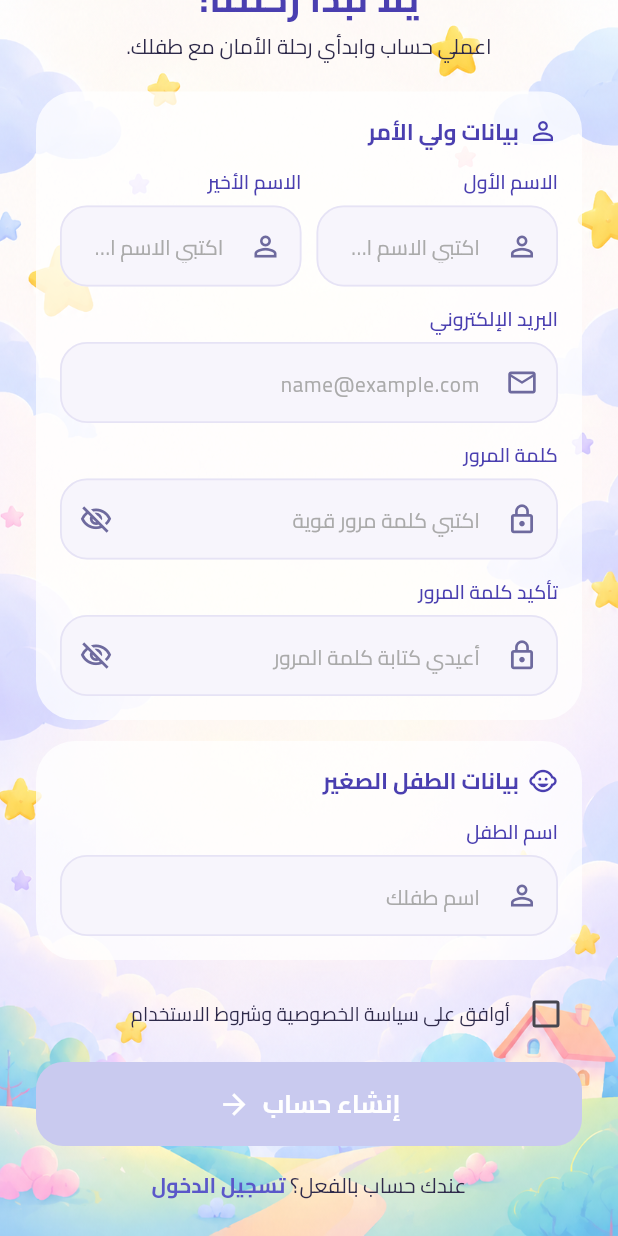
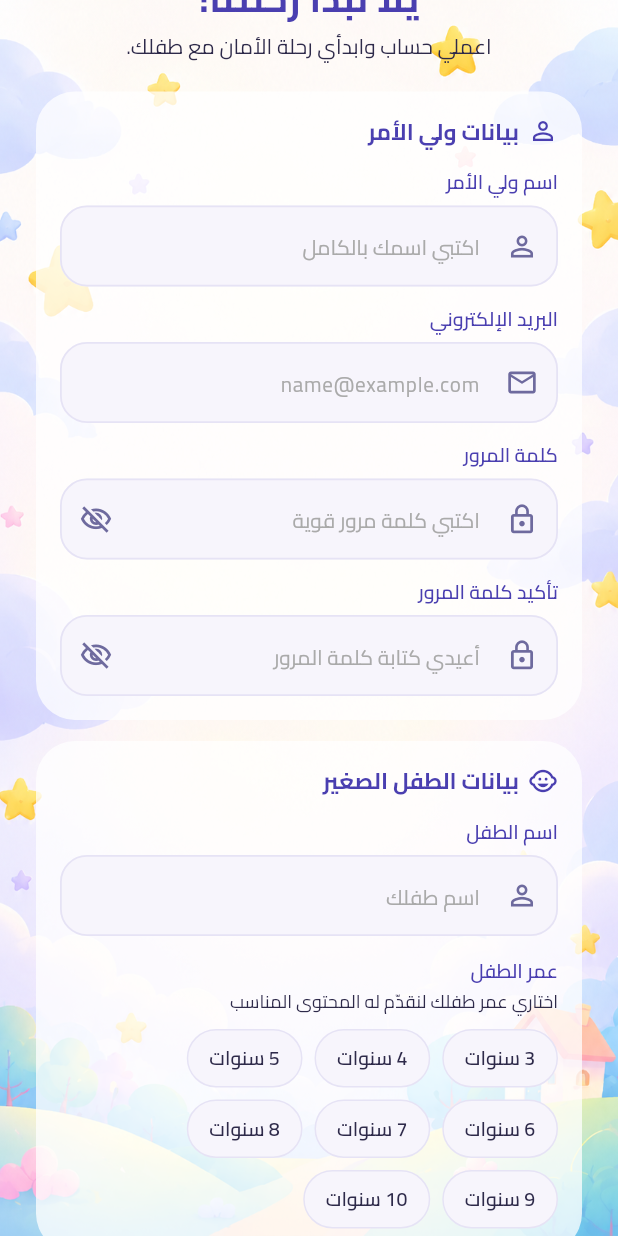
Before and after one commit to aya1032/graduation_project, a Flutter app: the RegisterScreen screen opened by its route, scrolled down 220 dp, on a phone screen of 412 x 824 dp. Run offline on Flutter 3.47's test engine with Material 3 defaults, Android fonts, the phone set to English and light mode, and no system bars; our stand-ins replace bloc, dartz, equatable, flutter_bloc, go_router.

Commit message:
update register with backend

```diff
--- a/lib/core/constant/app_string.dart
+++ b/lib/core/constant/app_string.dart
@@ -22,10 +22,13 @@ static const registerTitle = 'يلا نبدأ رحلتنا!';
 static const registerSubtitle = 'اعملي حساب وابدأي رحلة الأمان مع طفلك.';
 static const parentSectionTitle = 'بيانات ولي الأمر';
 static const childSectionTitle = 'بيانات الطفل الصغير';
-static const parentFirstNameLabel = 'الاسم الأول';
-static const parentFirstNameHint = 'اكتبي الاسم الأول';
-static const parentLastNameLabel = 'الاسم الأخير';
-static const parentLastNameHint = 'اكتبي الاسم الأخير';
+static const parentNameLabel = 'اسم ولي الأمر';
+static const parentNameHint = 'اكتبي اسمك بالكامل';
+static const childAgeLabel = 'عمر الطفل';
+static const childAgeHint = 'اختاري عمر طفلك لنقدّم له المحتوى المناسب';
+static const childAgeRequired = 'من فضلك اختاري عمر الطفل';
+static String yearsLabel(int age) => '$age سنوات';
+
 static const emailLabel = 'البريد الإلكتروني';
 static const passwordLabel = 'كلمة المرور';
 static const passwordCreateHint = 'اكتبي كلمة مرور قوية';
--- a/lib/features/auth/cubit/register/register_cubit.dart
+++ b/lib/features/auth/cubit/register/register_cubit.dart
@@ -1,5 +1,6 @@
 import 'package:aman_graduation_broject/features/auth/data/model/register_request_model.dart';
 import 'package:flutter_bloc/flutter_bloc.dart';
+
 
 import '../../data/repositories/auth_repository.dart';
 import 'register_state.dart';
@@ -10,20 +11,22 @@ class RegisterCubit extends Cubit<RegisterState> {
   final AuthRepository _repository;
 
   Future<void> register({
-    required String parentFirstName,
-    required String parentLastName,
+    required String parentName,
     required String email,
     required String password,
+    required String confirmPassword,
     required String childName,
+    required int childAge,
   }) async {
     emit(const RegisterLoading());
 
     final request = RegisterRequestModel(
-      parentFirstName: parentFirstName.trim(),
-      parentLastName: parentLastName.trim(),
+      parentName: parentName.trim(),
       email: email.trim(),
-      password: password, // الباسورد من غير trim
+      password: password, // من غير trim
+      confirmPassword: confirmPassword, // من غير trim
       childName: childName.trim(),
+      childAge: childAge,
     );
 
     final result = await _repository.register(request);
--- a/lib/features/auth/data/model/register_request_model.dart
+++ b/lib/features/auth/data/model/register_request_model.dart
@@ -1,24 +1,26 @@
 class RegisterRequestModel {
   const RegisterRequestModel({
-    required this.parentFirstName,
-    required this.parentLastName,
+    required this.parentName,
     required this.email,
     required this.password,
+    required this.confirmPassword,
     required this.childName,
+    required this.childAge,
   });
 
-  final String parentFirstName;
-  final String parentLastName;
+  final String parentName;
   final String email;
   final String password;
+  final String confirmPassword;
   final String childName;
+  final int childAge;
 
-  // أسماء الحقول (keys) إنجليزي زي ما الباك باعتها
   Map<String, dynamic> toJson() => {
-        'parentFirstName': parentFirstName,
-        'parentLastName': parentLastName,
+        'parentName': parentName,
         'email': email,
         'password': password,
+        'confirmPassword': confirmPassword,
         'childName': childName,
+        'childAge': childAge,
       };
 }
--- a/lib/features/auth/data/model/user_model.dart
+++ b/lib/features/auth/data/model/user_model.dart
@@ -3,41 +3,37 @@ import 'package:equatable/equatable.dart';
 class UserModel extends Equatable {
   const UserModel({
     required this.id,
-    required this.parentFirstName,
-    required this.parentLastName,
+    required this.parentName,
     required this.email,
-    this.role = 'parent',
+    required this.childName,
+    required this.childAge,
   });
 
   final String id;
-  final String parentFirstName;
-  final String parentLastName;
+  final String parentName;
   final String email;
-  final String role;
+  final String childName;
+  final int childAge;
 
-  // الاسم الكامل للعرض في الشاشات
-  String get fullName => '$parentFirstName $parentLastName'.trim();
-
-  // أسماء الحقول (keys) هنا لازم تطابق اللي الباك بيرجّعه
+  // أسماء الحقول (keys) لازم تطابق اللي الباك بيرجّعه
   factory UserModel.fromJson(Map<String, dynamic> json) {
     return UserModel(
-      id: json['id'].toString(),
-      parentFirstName: json['parentFirstName'] as String? ?? '',
-      parentLastName: json['parentLastName'] as String? ?? '',
+      id: json['_id'].toString(),
+      parentName: json['parentName'] as String? ?? '',
       email: json['email'] as String? ?? '',
-      role: json['role'] as String? ?? 'parent',
+      childName: json['childName'] as String? ?? '',
+      childAge: (json['childAge'] as num?)?.toInt() ?? 0,
     );
   }
 
   Map<String, dynamic> toJson() => {
-        'id': id,
-        'parentFirstName': parentFirstName,
-        'parentLastName': parentLastName,
+        '_id': id,
+        'parentName': parentName,
         'email': email,
-        'role': role,
+        'childName': childName,
+        'childAge': childAge,
       };
 
   @override
-  List<Object?> get props =>
-      [id, parentFirstName, parentLastName, email, role];
+  List<Object?> get props => [id, parentName, email, childName, childAge];
 }
--- a/lib/features/auth/data/repositories/fake_auth_repositories.dart
+++ b/lib/features/auth/data/repositories/fake_auth_repositories.dart
@@ -4,7 +4,6 @@ import 'package:aman_graduation_broject/features/auth/data/model/user_model.dart
 import 'package:dartz/dartz.dart';
 
 import '../../../../core/errors/failures.dart';
-
 
 import 'auth_repository.dart';
 
@@ -23,18 +22,20 @@ class FakeAuthRepository implements AuthRepository {
     return const Right(
       UserModel(
         id: '1',
-        parentFirstName: 'سارة',
-        parentLastName: 'أحمد',
+        parentName: 'سارة أحمد',
         email: 'test@mail.com',
+        childName: 'يوسف',
+        childAge: 5,
       ),
     );
   }
-   @override
+
+  @override
   Future<Either<Failure, UserModel>> register(
       RegisterRequestModel request) async {
     await Future.delayed(const Duration(seconds: 1));
 
-    // حالة فشل للتجربة: الإيميل ده "مستخدم بالفعل"
+    // حالة فشل للتجربة: الإيميل ده "مستخدم بالفعل" (زي 409 من الباك)
     if (request.email == 'used@mail.com') {
       return const Left(ServerFailure('البريد الإلكتروني مستخدم بالفعل'));
     }
@@ -43,11 +44,22 @@ class FakeAuthRepository implements AuthRepository {
     return Right(
       UserModel(
         id: '2',
-        parentFirstName: request.parentFirstName,
-        parentLastName: request.parentLastName,
+        parentName: request.parentName,
         email: request.email,
+        childName: request.childName,
+        childAge: request.childAge,
       ),
     );
   }
 
+  @override
+  Future<Either<Failure, Unit>> forgotPassword(String email) async {
+    await Future.delayed(const Duration(seconds: 1));
+
+    if (email == 'unknown@mail.com') {
+      return const Left(ServerFailure('لا يوجد حساب بهذا البريد الإلكتروني'));
+    }
+
+    return const Right(unit);
+  }
 }
--- a/lib/features/auth/view/register_screen.dart
+++ b/lib/features/auth/view/register_screen.dart
@@ -1,6 +1,4 @@
 import 'package:aman_graduation_broject/core/constant/app_string.dart';
-import 'package:aman_graduation_broject/features/auth/cubit/register/register_cubit.dart';
-import 'package:aman_graduation_broject/features/auth/cubit/register/register_state.dart';
 import 'package:flutter/material.dart';
 import 'package:flutter_bloc/flutter_bloc.dart';
 import 'package:go_router/go_router.dart';
@@ -9,6 +7,8 @@ import '../../../core/theme/app_colors.dart';
 import '../../../core/utils/validators.dart';
 import '../../../core/widgets/app_button.dart';
 import '../../../core/widgets/app_text_field.dart';
+import '../cubit/register/register_cubit.dart';
+import '../cubit/register/register_state.dart';
 import 'widgets/password_field.dart';
 
 class RegisterScreen extends StatefulWidget {
@@ -20,19 +20,19 @@ class RegisterScreen extends StatefulWidget {
 
 class _RegisterScreenState extends State<RegisterScreen> {
   final _formKey = GlobalKey<FormState>();
-  final _firstNameController = TextEditingController();
-  final _lastNameController = TextEditingController();
+  final _parentNameController = TextEditingController();
   final _emailController = TextEditingController();
   final _passwordController = TextEditingController();
   final _confirmController = TextEditingController();
   final _childNameController = TextEditingController();
 
+  int? _childAge;
+  bool _ageError = false;
   bool _acceptedTerms = false;
 
   @override
   void dispose() {
-    _firstNameController.dispose();
-    _lastNameController.dispose();
+    _parentNameController.dispose();
     _emailController.dispose();
     _passwordController.dispose();
     _confirmController.dispose();
@@ -41,16 +41,21 @@ class _RegisterScreenState extends State<RegisterScreen> {
   }
 
   void _onRegister() {
-    if (!_formKey.currentState!.validate()) return;
+    final formValid = _formKey.currentState!.validate();
 
-    // مؤقتاً: لحد ما نربط الـ RegisterCubit
-    //context.go('/fear-selection');
+    // العمر مش جزء من الـ Form، فبنفحصه لوحده
+    if (_childAge == null) {
+      setState(() => _ageError = true);
+    }
+    if (!formValid || _childAge == null) return;
+
     context.read<RegisterCubit>().register(
-      parentFirstName: _firstNameController.text,
-      parentLastName: _lastNameController.text,
+          parentName: _parentNameController.text,
           email: _emailController.text,
           password: _passwordController.text,
+          confirmPassword: _confirmController.text,
           childName: _childNameController.text,
+          childAge: _childAge!,
         );
   }
 
@@ -66,7 +71,6 @@ class _RegisterScreenState extends State<RegisterScreen> {
             SnackBar(content: Text(state.message)),
           );
         }
-        // TODO: implement listener
       },
       child: Scaffold(
         backgroundColor: AppColors.screenBackground,
@@ -90,7 +94,6 @@ class _RegisterScreenState extends State<RegisterScreen> {
                   key: _formKey,
                   child: Column(
                     children: [
-                      // زر الرجوع
                       Align(
                         alignment: AlignmentDirectional.centerStart,
                         child: IconButton(
@@ -103,7 +106,6 @@ class _RegisterScreenState extends State<RegisterScreen> {
                       ),
                       const _HeaderPlaceholder(),
                       const SizedBox(height: 12),
-
                       const Text(
                         AppStrings.registerTitle,
                         style: TextStyle(
@@ -123,36 +125,18 @@ class _RegisterScreenState extends State<RegisterScreen> {
                       ),
                       const SizedBox(height: 20),
 
-                      // كارت بيانات ولي الأمر
+                      // بيانات ولي الأمر
                       _SectionCard(
                         title: AppStrings.parentSectionTitle,
                         icon: Icons.person_outline,
                         children: [
-                          Row(
-                            crossAxisAlignment: CrossAxisAlignment.start,
-                            children: [
-                              Expanded(
-                                child: AppTextField(
-                                  controller: _firstNameController,
-                                  label: AppStrings.parentFirstNameLabel,
-                                  hint: AppStrings.parentFirstNameHint,
+                          AppTextField(
+                            controller: _parentNameController,
+                            label: AppStrings.parentNameLabel,
+                            hint: AppStrings.parentNameHint,
                             icon: Icons.person_outline,
                             textInputAction: TextInputAction.next,
                             validator: Validators.name,
-                                ),
-                              ),
-                              const SizedBox(width: 10),
-                              Expanded(
-                                child: AppTextField(
-                                  controller: _lastNameController,
-                                  label: AppStrings.parentLastNameLabel,
-                                  hint: AppStrings.parentLastNameHint,
-                                  icon: Icons.person_outline,
-                                  textInputAction: TextInputAction.next,
-                                  validator: Validators.name,
-                                ),
-                              ),
-                            ],
                           ),
                           const SizedBox(height: 12),
                           AppTextField(
@@ -179,14 +163,13 @@ class _RegisterScreenState extends State<RegisterScreen> {
                             hint: AppStrings.confirmPasswordHint,
                             textInputAction: TextInputAction.next,
                             validator: (v) => Validators.confirmPassword(
-                              _passwordController.text,
-                            )(v),
+                                _passwordController.text)(v),
                           ),
                         ],
                       ),
                       const SizedBox(height: 14),
 
-                      // كارت بيانات الطفل
+                      // بيانات الطفل
                       _SectionCard(
                         title: AppStrings.childSectionTitle,
                         icon: Icons.child_care,
@@ -198,6 +181,15 @@ class _RegisterScreenState extends State<RegisterScreen> {
                             icon: Icons.person_outline,
                             textInputAction: TextInputAction.done,
                             validator: Validators.name,
+                          ),
+                          const SizedBox(height: 14),
+                          _AgeSelector(
+                            selected: _childAge,
+                            showError: _ageError,
+                            onChanged: (age) => setState(() {
+                              _childAge = age;
+                              _ageError = false;
+                            }),
                           ),
                         ],
                       ),
@@ -225,7 +217,6 @@ class _RegisterScreenState extends State<RegisterScreen> {
                       ),
                       const SizedBox(height: 8),
 
-                      // الزر معطّل (null) لحد ما الأم توافق
                       BlocBuilder<RegisterCubit, RegisterState>(
                         builder: (context, state) {
                           return AppButton(
@@ -270,7 +261,86 @@ class _RegisterScreenState extends State<RegisterScreen> {
   }
 }
 
-// كارت أبيض بعنوان فوقه (قسم ولي الأمر / قسم الطفل)
+// ---------- اختيار عمر الطفل (3 إلى 10) ----------
+class _AgeSelector extends StatelessWidget {
+  const _AgeSelector({
+    required this.selected,
+    required this.showError,
+    required this.onChanged,
+  });
+
+  final int? selected;
+  final bool showError;
+  final ValueChanged<int> onChanged;
+
+  static const _ages = [3, 4, 5, 6, 7, 8, 9, 10];
+
+  @override
+  Widget build(BuildContext context) {
+    return Column(
+      crossAxisAlignment: CrossAxisAlignment.start,
+      children: [
+        const Text(
+          AppStrings.childAgeLabel,
+          style: TextStyle(
+            fontSize: 13,
+            fontWeight: FontWeight.w600,
+            color: AppColors.textPrimary,
+          ),
+        ),
+        const SizedBox(height: 2),
+        const Text(
+          AppStrings.childAgeHint,
+          style: TextStyle(fontSize: 12, color: AppColors.textBody),
+        ),
+        const SizedBox(height: 10),
+        Wrap(
+          spacing: 8,
+          runSpacing: 8,
+          children: _ages.map((age) {
+            final isSelected = selected == age;
+            return GestureDetector(
+              onTap: () => onChanged(age),
+              child: AnimatedContainer(
+                duration: const Duration(milliseconds: 150),
+                padding:
+                    const EdgeInsets.symmetric(horizontal: 14, vertical: 9),
+                decoration: BoxDecoration(
+                  color: isSelected
+                      ? AppColors.buttonPrimary
+                      : AppColors.fieldBackground,
+                  borderRadius: BorderRadius.circular(20),
+                  border: Border.all(
+                    color: isSelected
+                        ? AppColors.buttonPrimary
+                        : AppColors.fieldBorder,
+                  ),
+                ),
+                child: Text(
+                  AppStrings.yearsLabel(age),
+                  style: TextStyle(
+                    fontSize: 13,
+                    fontWeight: FontWeight.w600,
+                    color: isSelected ? Colors.white : AppColors.textBody,
+                  ),
+                ),
+              ),
+            );
+          }).toList(),
+        ),
+        if (showError) ...[
+          const SizedBox(height: 6),
+          const Text(
+            AppStrings.childAgeRequired,
+            style: TextStyle(fontSize: 12, color: AppColors.error),
+          ),
+        ],
+      ],
+    );
+  }
+}
+
+// كارت أبيض بعنوان فوقه
 class _SectionCard extends StatelessWidget {
   const _SectionCard({
     required this.title,
@@ -322,8 +392,6 @@ class _HeaderPlaceholder extends StatelessWidget {
 
   @override
   Widget build(BuildContext context) {
-    // لما الصورة توصل:
-    // return Image.asset('assets/images/register_header.png', height: 180);
     return Container(
       height: 140,
       width: double.infinity,
```
Lines whose indentation alone changed are shown as unchanged.
